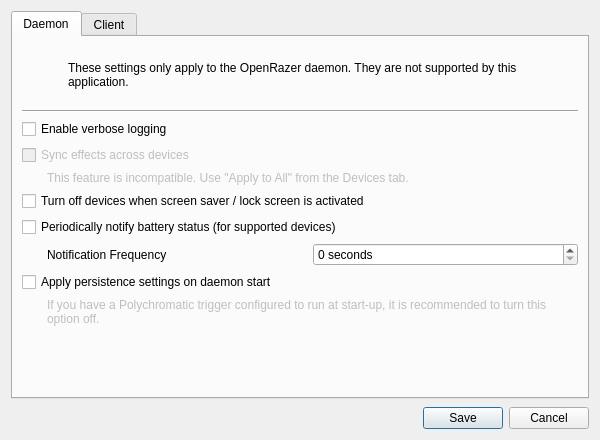
polychromatic/polychromatic, file data/qt/openrazer-config.ui: the form before one commit.
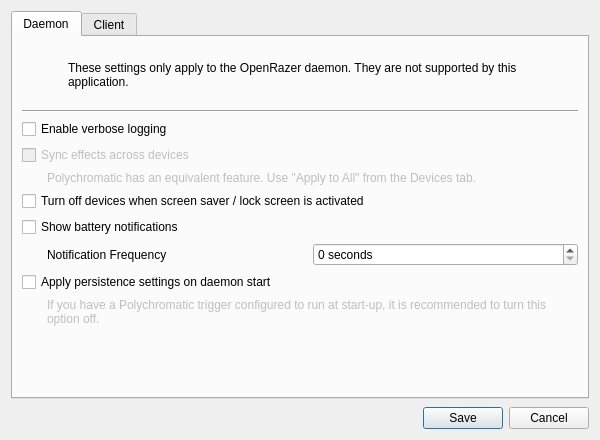
The form after the commit. Icons and pictures are not drawn.

```diff
--- a/data/qt/openrazer-config.ui
+++ b/data/qt/openrazer-config.ui
@@ -129,7 +129,7 @@
           </sizepolicy>
          </property>
          <property name="text">
-          <string extracomment="Hint text for configuring OpenRazer">This feature is incompatible. Use &quot;Apply to All&quot; from the Devices tab.</string>
+          <string extracomment="Hint text for configuring OpenRazer">Polychromatic has an equivalent feature. Use &quot;Apply to All&quot; from the Devices tab.</string>
          </property>
          <property name="wordWrap">
           <bool>true</bool>
@@ -149,7 +149,7 @@
        <item>
         <widget class="QCheckBox" name="battery_notifier">
          <property name="text">
-          <string extracomment="Checkbox for configuring OpenRazer">Periodically notify battery status (for supported devices)</string>
+          <string extracomment="Checkbox for configuring OpenRazer">Show battery notifications</string>
          </property>
         </widget>
        </item>
```
